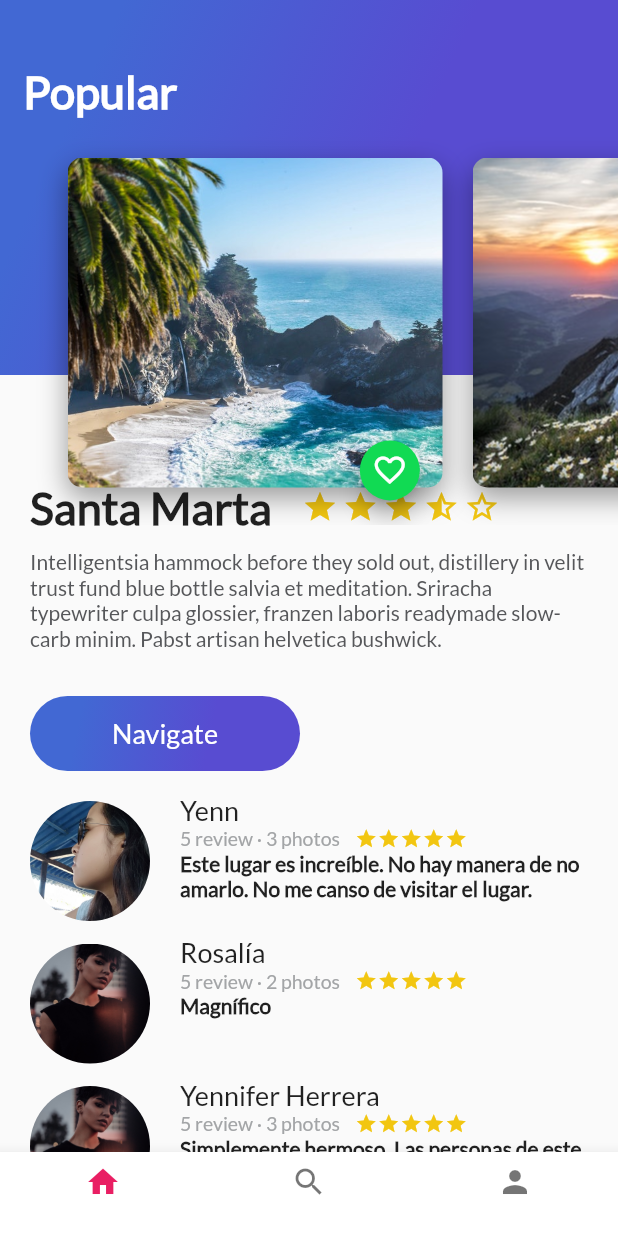
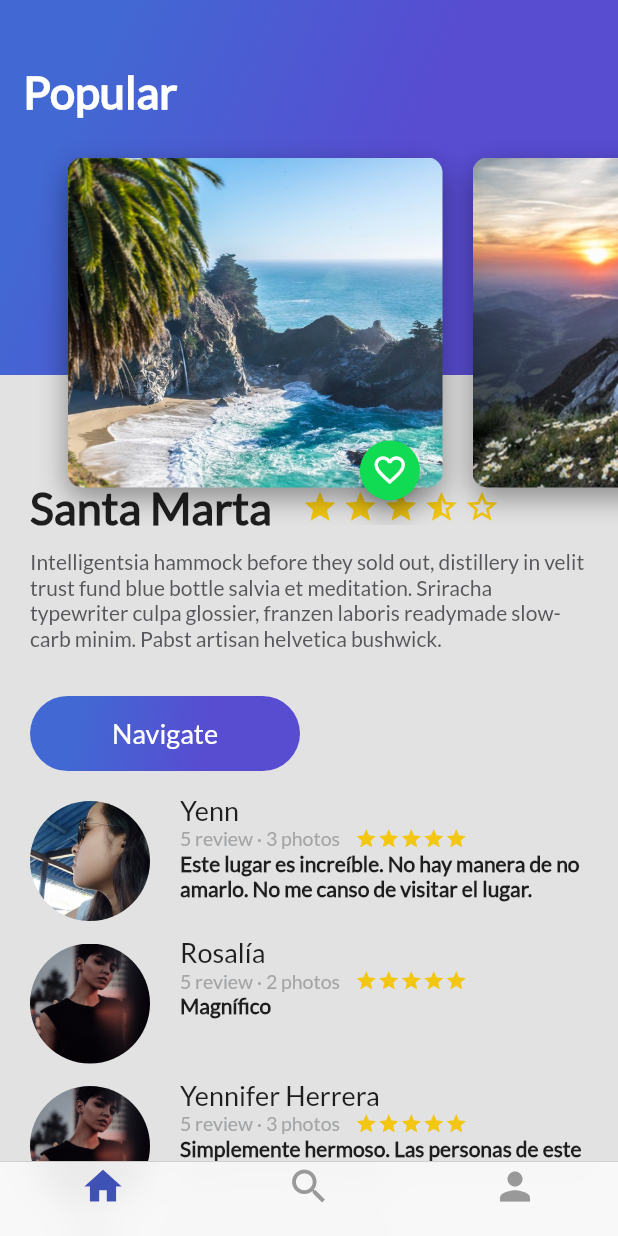
Before and after one commit to Yenniferh/Platzi-Trips, a Flutter app: the screen it shows after launch, on a phone screen of 412 x 824 dp. Run offline on Flutter 3.47's test engine with Material 2 defaults, Android fonts, the phone set to English and light mode, and no system bars.

Commit message:
Cupertino Tab Scaffold

```diff
--- a/lib/platzi_trips.dart
+++ b/lib/platzi_trips.dart
@@ -1,47 +1,11 @@
 import 'package:flutter/material.dart';
-import 'package:platzi_trips/home_trips.dart';
-import 'package:platzi_trips/profile_trips.dart';
-import 'package:platzi_trips/search_trips.dart';
+import 'package:platzi_trips/platzi_trips_cupertino.dart';
 
-class PlatziTrips extends StatefulWidget {
-  @override
-  State<StatefulWidget> createState() {
-    return _PlatziTrips();
-  }
-}
-
-class _PlatziTrips extends State<PlatziTrips> {
-  int indexTap = 0;
-  final List<Widget> widgetsChildren = [
-    HomeTrips(),
-    SearchTrips(),
-    ProfileTrips()
-  ];
-
+class PlatziTrips extends StatelessWidget {
   @override
   Widget build(BuildContext context) {
     return Scaffold(
-        body: widgetsChildren[indexTap],
-        bottomNavigationBar: Theme(
-          data: Theme.of(context)
-              .copyWith(canvasColor: Colors.white, primaryColor: Colors.purple),
-          child: BottomNavigationBar(
-              onTap: onTapTapped,
-              currentIndex: indexTap,
-              items: [
-                BottomNavigationBarItem(
-                    icon: Icon(Icons.home), title: Text("")),
-                BottomNavigationBarItem(
-                    icon: Icon(Icons.search), title: Text("")),
-                BottomNavigationBarItem(
-                    icon: Icon(Icons.person), title: Text(""))
-              ]),
-        ));
-  }
-
-  void onTapTapped(int index) {
-    setState(() {
-      indexTap = index;
-    });
+        body: PlatziTripsCupertino()
+    );
   }
 }
--- /dev/null
+++ b/lib/platzi_trips_cupertino.dart
@@ -0,0 +1,46 @@
+import 'package:flutter/material.dart';
+import 'package:flutter/cupertino.dart';
+import 'home_trips.dart';
+import 'search_trips.dart';
+import 'profile_trips.dart';
+
+class PlatziTripsCupertino extends StatelessWidget {
+  @override
+  Widget build(BuildContext context) {
+    return Scaffold(
+      bottomNavigationBar: CupertinoTabScaffold(
+        tabBar: CupertinoTabBar(items: [
+          BottomNavigationBarItem(
+              icon: Icon(Icons.home), title: Text("")),
+          BottomNavigationBarItem(
+              icon: Icon(Icons.search), title: Text("")),
+          BottomNavigationBarItem(
+              icon: Icon(Icons.person), title: Text("")),
+        ],
+        activeColor: Colors.indigo,),
+
+
+        //ignore: Missing_return
+        tabBuilder: (BuildContext context, int index) {
+          switch (index) {
+            case 0:
+              return CupertinoTabView(
+                builder: (BuildContext context) => HomeTrips(),
+              );
+              break;
+            case 1:
+              return CupertinoTabView(
+                builder: (BuildContext context) => SearchTrips(),
+              );
+              break;
+            case 2:
+              return CupertinoTabView(
+                builder: (BuildContext context) => ProfileTrips(),
+              );
+              break;
+          }
+        },
+      ),
+    );
+  }
+}
```
